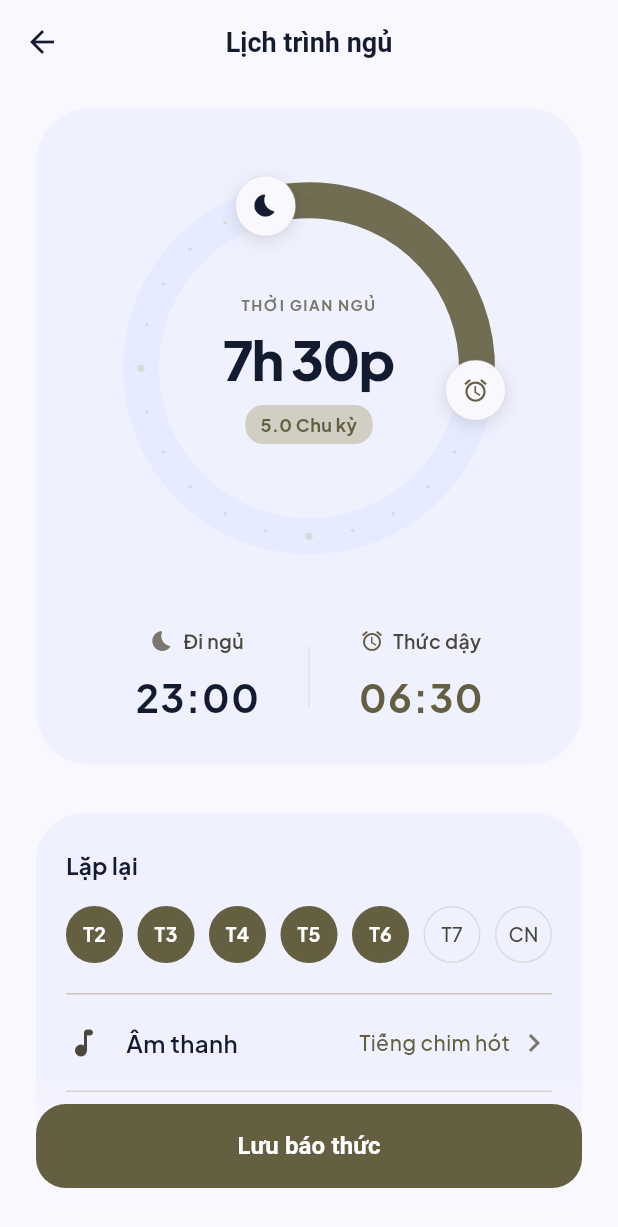
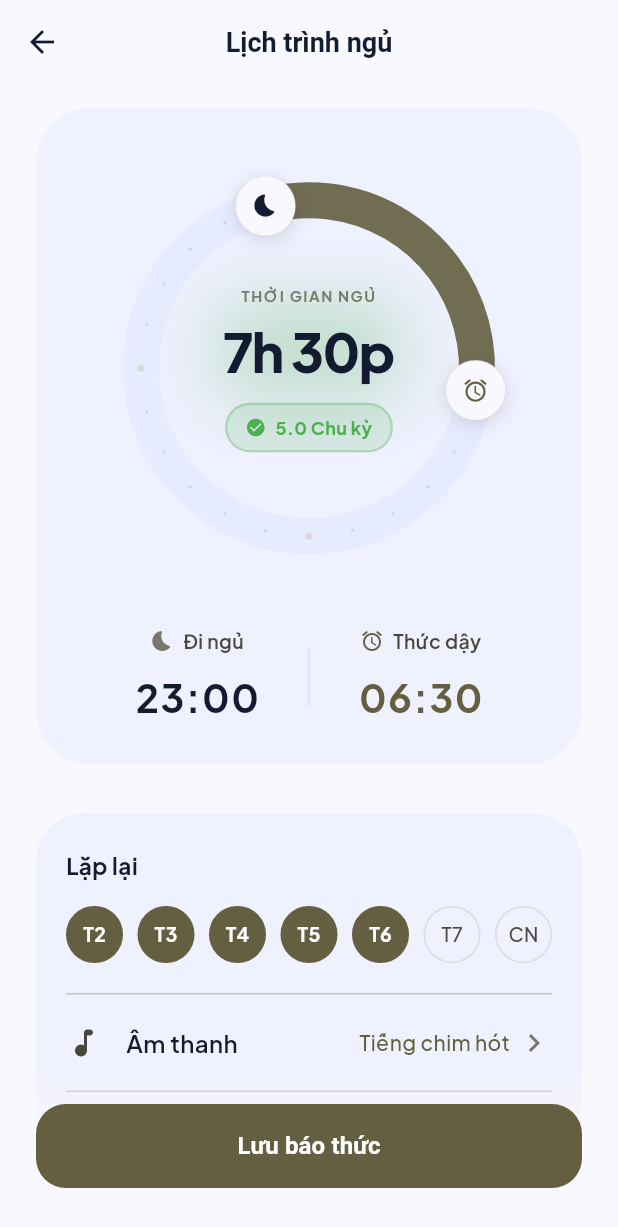
Before and after one commit to khnam1910/SleepingApp, a Flutter app: the AlarmsPage screen opened directly, after a tap on "Thêm lịch trình mới", on a phone screen of 412 x 824 dp. Shown: the top 1227 px of the screen. Run offline on Flutter 3.47's test engine with Material 3 defaults, Android fonts, the phone set to English and light mode, and no system bars; our stand-ins replace cloud_firestore, cloud_functions, equatable, firebase_auth, firebase_core, flutter_bloc and 5 more; missing offline and left inert: alarm, flutter_facebook_auth; accounts and stored records are empty.

Commit message:
optimize alarm setting

```diff
--- /dev/null
+++ b/lib/domain/entities/wake_up_quality.dart
@@ -0,0 +1,5 @@
+enum WakeUpQuality {
+  optimal, // Tỉnh táo (Đầu/Cuối chu kỳ)
+  deepSleepRisk, // Nguy hiểm (Giấc ngủ sâu - SWS)
+  remRisk, // Cảnh báo (Giấc ngủ mơ - REM)
+}
--- a/lib/domain/utils/sleep_math_utils.dart
+++ b/lib/domain/utils/sleep_math_utils.dart
@@ -1,8 +1,26 @@
 import '../entities/alarm_schedules_entity.dart';
 import '../entities/sleep_conflict.dart';
 import '../entities/sleep_cycle.dart';
+import '../entities/wake_up_quality.dart';
 
 class SleepMathUtils {
+  /// Phân tích chất lượng thức dậy dựa trên tổng số phút ngủ
+  /// Quy tắc: Chu kỳ 90 phút
+  /// - 0-20p hoặc 80-90p: Optimal (Ngủ nông)
+  /// - 20-50p: Deep Sleep Risk (SWS)
+  /// - 50-80p: REM Risk (REM)
+  static WakeUpQuality getWakeUpQuality(int sleepMinutes) {
+    final int remainder = sleepMinutes % 90;
+
+    if (remainder <= 20 || remainder >= 80) {
+      return WakeUpQuality.optimal;
+    } else if (remainder > 20 && remainder <= 50) {
+      return WakeUpQuality.deepSleepRisk;
+    } else {
+      return WakeUpQuality.remRisk;
+    }
+  }
+
   /// Tính toán danh sách các chu kỳ giấc ngủ dựa trên mốc thời gian cơ sở
   static List<SleepCycle> calculateSleepCycles({
     required int baseHour,
--- a/lib/presentation/alarms/pages/set_alarm_page.dart
+++ b/lib/presentation/alarms/pages/set_alarm_page.dart
@@ -4,6 +4,7 @@ import 'package:flutter_bloc/flutter_bloc.dart';
 import '../../../data/models/alarm_schedules_model.dart';
 import '../../../domain/entities/alarm_schedules_entity.dart';
 import '../../../domain/entities/sleep_conflict.dart';
+import '../../../domain/entities/wake_up_quality.dart';
 import '../../../domain/utils/sleep_math_utils.dart';
 import '../bloc/alarms_bloc.dart';
 import '../bloc/alarms_event.dart';
@@ -168,6 +169,25 @@ class _SetAlarmPageState extends State<SetAlarmPage> {
       _wakeTime.minute,
     );
     final cycles = (sleepMins / 90).toStringAsFixed(1);
+    final quality = SleepMathUtils.getWakeUpQuality(sleepMins);
+
+    // Xác định màu sắc và icon cho chất lượng thức giấc
+    Color qualityColor;
+    IconData qualityIcon;
+    switch (quality) {
+      case WakeUpQuality.optimal:
+        qualityColor = Colors.green;
+        qualityIcon = Icons.check_circle_rounded;
+        break;
+      case WakeUpQuality.deepSleepRisk:
+        qualityColor = colors.error;
+        qualityIcon = Icons.warning_rounded;
+        break;
+      case WakeUpQuality.remRisk:
+        qualityColor = Colors.orange;
+        qualityIcon = Icons.info_rounded;
+        break;
+    }
 
     return Scaffold(
       backgroundColor: colors.surface,
@@ -240,7 +260,18 @@ class _SetAlarmPageState extends State<SetAlarmPage> {
                                 ),
                               ),
                               const SizedBox(height: 2),
-                              Text(
+                              // Con số thời gian với hiệu ứng Glow
+                              Container(
+                                decoration: BoxDecoration(
+                                  boxShadow: [
+                                    BoxShadow(
+                                      color: qualityColor.withOpacity(0.3),
+                                      blurRadius: 40,
+                                      spreadRadius: 5,
+                                    ),
+                                  ],
+                                ),
+                                child: Text(
                                   sleepMins.formatAsDuration(),
                                   style: TextStyle(
                                     fontSize: 36,
@@ -249,25 +280,41 @@ class _SetAlarmPageState extends State<SetAlarmPage> {
                                     letterSpacing: -1.0,
                                   ),
                                 ),
-                              const SizedBox(height: 4),
-                              Container(
+                              ),
+                              const SizedBox(height: 8),
+                              // "Viên thuốc" chu kỳ tích hợp màu sắc và icon
+                              AnimatedContainer(
+                                duration: const Duration(milliseconds: 300),
                                 padding: const EdgeInsets.symmetric(
-                                  horizontal: 10,
-                                  vertical: 4,
+                                  horizontal: 12,
+                                  vertical: 6,
                                 ),
                                 decoration: BoxDecoration(
-                                  color: colors.primaryContainer.withOpacity(
-                                    0.5,
+                                  color: qualityColor.withOpacity(0.15),
+                                  borderRadius: BorderRadius.circular(20),
+                                  border: Border.all(
+                                    color: qualityColor.withOpacity(0.3),
+                                    width: 1.5,
                                   ),
-                                  borderRadius: BorderRadius.circular(12),
                                 ),
-                                child: Text(
+                                child: Row(
+                                  mainAxisSize: MainAxisSize.min,
+                                  children: [
+                                    Icon(
+                                      qualityIcon,
+                                      size: 14,
+                                      color: qualityColor,
+                                    ),
+                                    const SizedBox(width: 6),
+                                    Text(
                                       '$cycles Chu kỳ',
                                       style: TextStyle(
                                         fontSize: 12,
                                         fontWeight: FontWeight.bold,
-                                    color: colors.primary,
+                                        color: qualityColor,
                                       ),
+                                    ),
+                                  ],
                                 ),
                               ),
                             ],
```
Also changed, not shown: 3 other files. Lines whose indentation alone changed are shown as unchanged.
